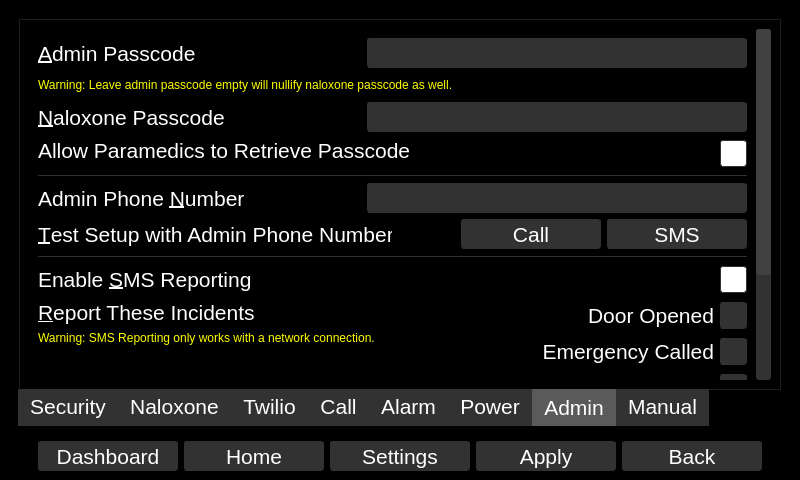
This is qt_design/main_window.ui in zyl120/Naloxone_Safety_Kit as Qt 5 draws it before an edit. The edited form follows.
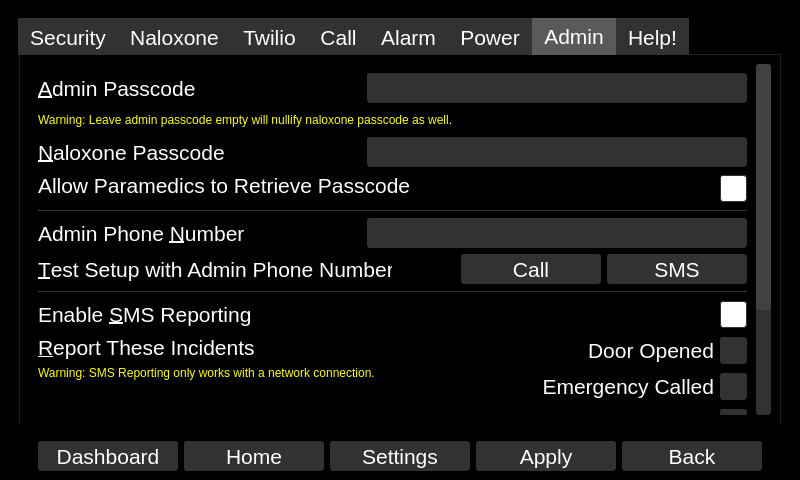
This is the edited form. The open tabs and pages were chosen to show the change.

Commit message: change setting tab location

```diff
--- a/qt_design/main_window.ui
+++ b/qt_design/main_window.ui
@@ -1224,7 +1224,7 @@
 </string>
           </property>
           <property name="tabPosition">
-           <enum>QTabWidget::South</enum>
+           <enum>QTabWidget::North</enum>
           </property>
           <property name="tabShape">
            <enum>QTabWidget::Rounded</enum>
@@ -3120,8 +3120,8 @@
                <property name="geometry">
                 <rect>
                  <x>0</x>
-                 <y>-231</y>
-                 <width>691</width>
+                 <y>0</y>
+                 <width>707</width>
                  <height>560</height>
                 </rect>
                </property>
@@ -3965,7 +3965,7 @@
           </widget>
           <widget class="QWidget" name="manual">
            <attribute name="title">
-            <string>Manual</string>
+            <string>Help!</string>
            </attribute>
            <layout class="QVBoxLayout" name="verticalLayout_20">
             <item>
```
Left out of the diff: 8 changed lines with no effect on the pictures. The commit also changes 2 other files.
